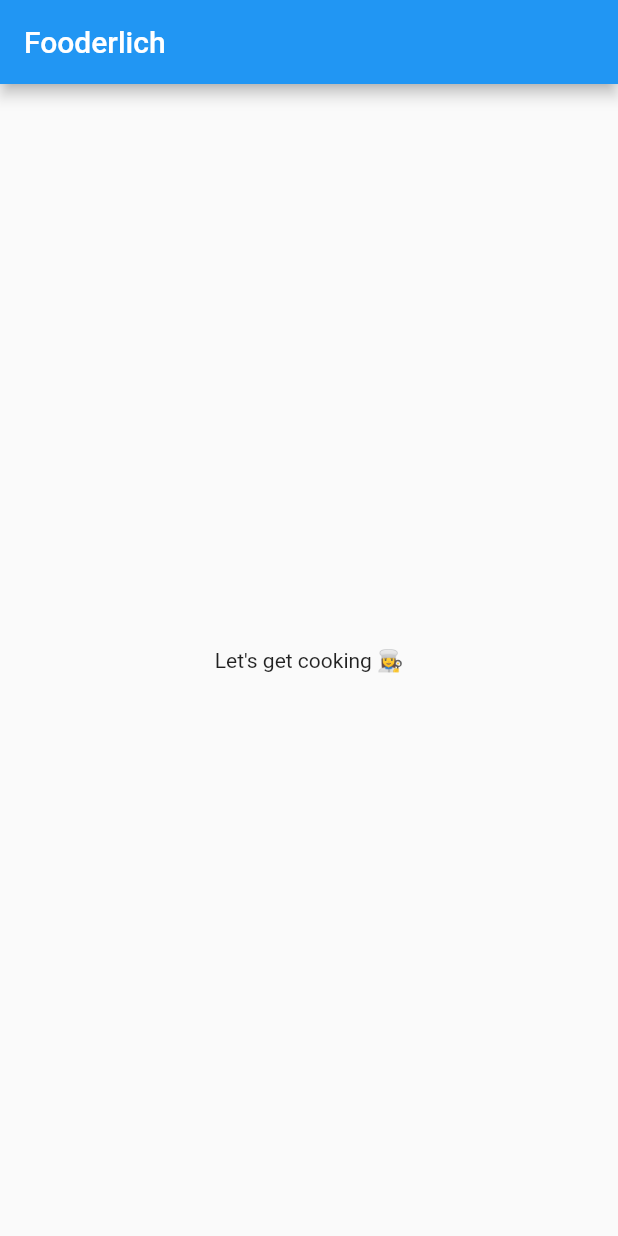
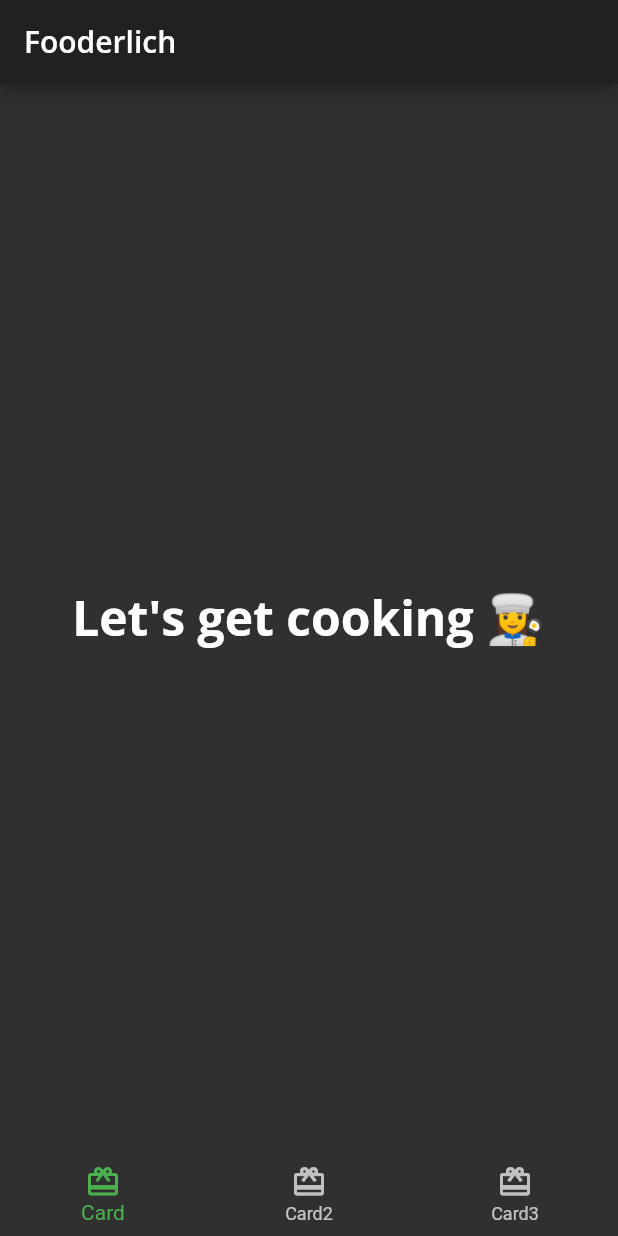
Before and after one commit to jr00n/flutter-apprentice-book, a Flutter app: the screen it shows after launch, on a phone screen of 412 x 824 dp. Run offline on Flutter 3.47's test engine with Material 2 defaults, Android fonts, the phone set to English and light mode, and no system bars; our stand-ins replace google_fonts.

Commit message:
section 03 - work in progress Navigating between items

```diff
--- /dev/null
+++ b/fooderlich/lib/home.dart
@@ -0,0 +1,47 @@
+import 'package:flutter/material.dart';
+
+class Home extends StatefulWidget {
+  const Home({Key? key}) : super(key: key);
+
+  @override
+  _HomeState createState() => _HomeState();
+}
+
+class _HomeState extends State<Home> {
+  // TODO: Add state variables and functions
+
+  @override
+  Widget build(BuildContext context) {
+    return Scaffold(
+      appBar: AppBar(
+        title: Text(
+          'Fooderlich',
+          style: Theme.of(context).textTheme.headline6,
+        ),
+      ),
+      // TODO: Show selected tab
+      body: Center(
+        child: Text('Let\'s get cooking 👩‍🍳',
+            style: Theme.of(context).textTheme.headline1),
+      ),
+      bottomNavigationBar: BottomNavigationBar(
+        selectedItemColor: Theme.of(context).textSelectionTheme.selectionColor,
+        // TODO: Set selected tab bar
+        items: const <BottomNavigationBarItem>[
+          BottomNavigationBarItem(
+            icon: Icon(Icons.card_giftcard),
+            label: 'Card',
+          ),
+          BottomNavigationBarItem(
+            icon: Icon(Icons.card_giftcard),
+            label: 'Card2',
+          ),
+          BottomNavigationBarItem(
+            icon: Icon(Icons.card_giftcard),
+            label: 'Card3',
+          ),
+        ],
+      ),
+    );
+  }
+}
--- a/fooderlich/lib/main.dart
+++ b/fooderlich/lib/main.dart
@@ -1,4 +1,7 @@
 import 'package:flutter/material.dart';
+
+import 'fooderlich_theme.dart';
+import 'home.dart';
 
 void main() {
   // 1
@@ -10,19 +13,11 @@ class Fooderlich extends StatelessWidget {
   const Fooderlich({Key? key}) : super(key: key);
   @override
   Widget build(BuildContext context) {
-    // TODO: Create theme
-    // TODO: Apply Home widget
-    // 3
+    final theme = FooderlichTheme.dark();
     return MaterialApp(
-      // TODO: Add theme
+      theme: theme,
       title: 'Fooderlich',
-      // 4
-      home: Scaffold(
-        // TODO: Style the title
-        appBar: AppBar(title: const Text('Fooderlich')),
-        // TODO: Style the body text
-        body: const Center(child: Text('Let\'s get cooking 👩‍🍳')),
-      ),
+      home: const Home(),
     );
   }
 }
```
Also changed, not shown: fooderlich/assets/author_katz.jpeg (added), fooderlich/assets/mag1.png (added), fooderlich/assets/mag2.png (added), fooderlich/assets/mag3.png (added), fooderlich/assets/mag4.png (added), fooderlich/assets/mag5.png (added), 3 other files.
